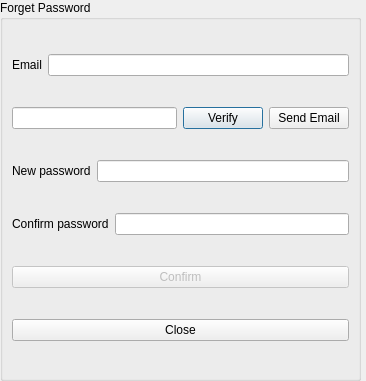
leejm17/ICT1009-In4B00king, file In4B00king/forgetpassword.ui: the form before one commit.
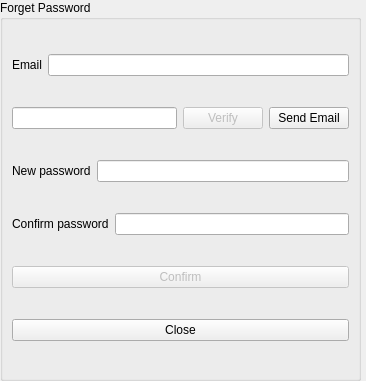
The form after the commit.

Patch:
```diff
--- a/In4B00king/forgetpassword.ui
+++ b/In4B00king/forgetpassword.ui
@@ -67,6 +67,9 @@
       </item>
       <item>
        <widget class="QPushButton" name="verifyButton">
+        <property name="enabled">
+         <bool>false</bool>
+        </property>
         <property name="text">
          <string>Verify</string>
         </property>
```
